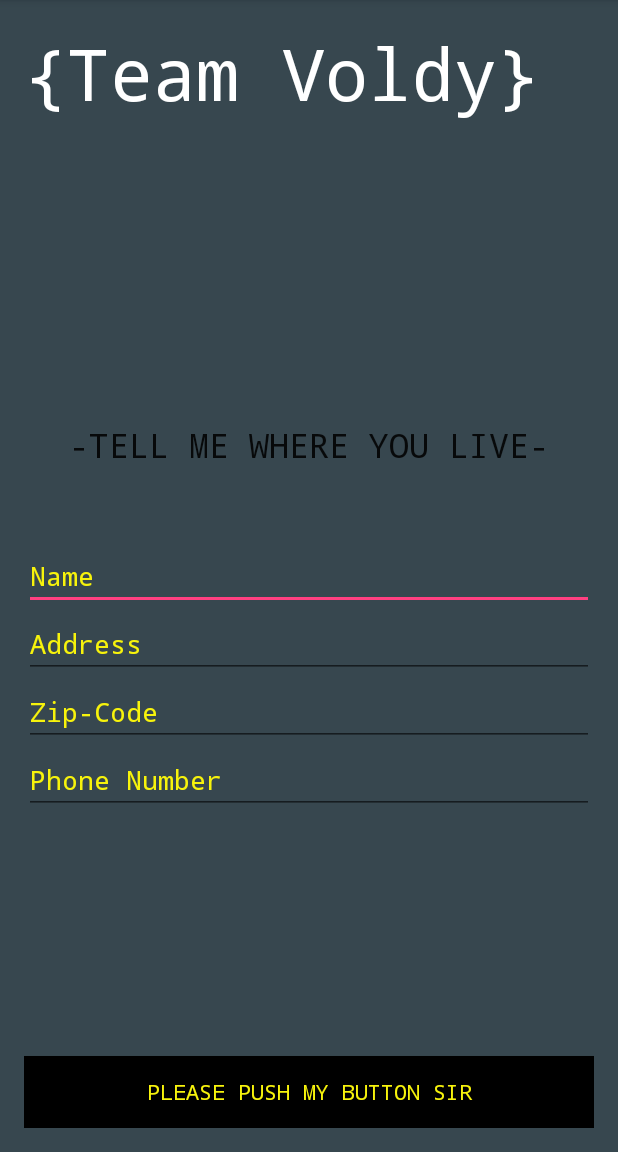
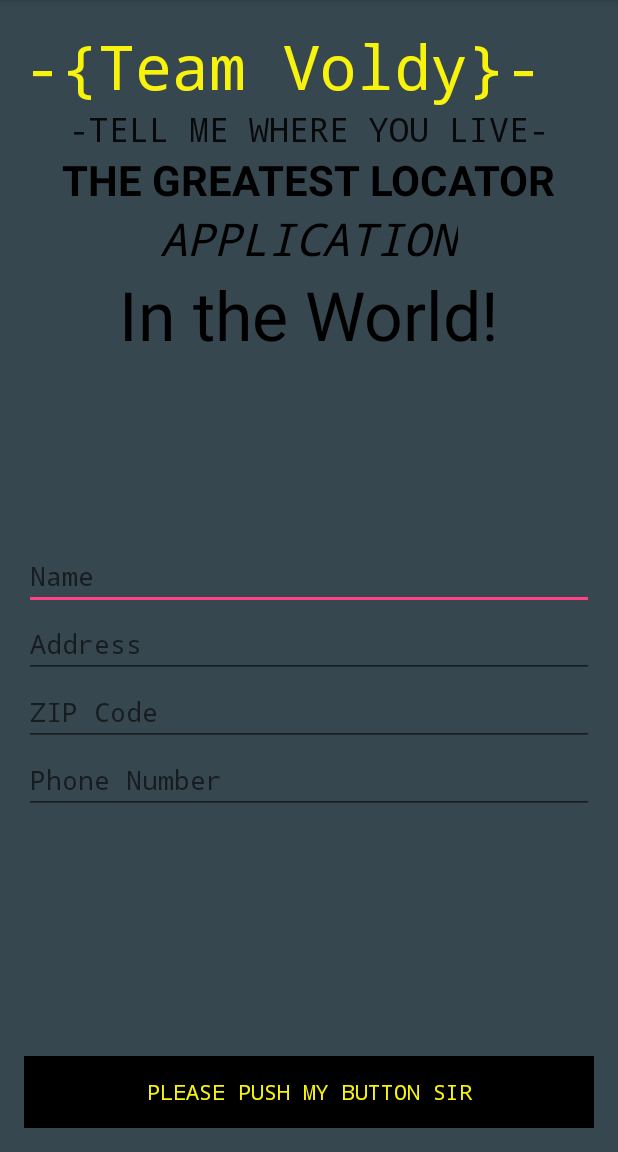
Before and after one commit to deldoyle/TeamVoldemort, an Android app: the screen it shows after launch (MainActivity), on a phone screen of 412 x 824 dp, the part 84-1236 px from its top. Run offline under Robolectric (Android 15) with nearby library versions, the phone set to English and light mode, and no system bars.

Commit message:
New push on 2nd xml file

```diff
--- a/GroupAppOne/app/src/main/res/layout/activity_main.xml
+++ b/GroupAppOne/app/src/main/res/layout/activity_main.xml
@@ -27,13 +27,13 @@
         android:layout_width="match_parent"
         android:layout_height="wrap_content"
         android:id="@+id/editName"
-        android:text="Name"
         android:layout_centerVertical="true"
         android:layout_alignParentLeft="true"
         android:layout_alignParentStart="true"
         android:textColor="#f7f30c"
         android:typeface="monospace"
-        android:visibility="visible"/>
+        android:visibility="visible"
+        android:hint="Name"/>
 
     <EditText
         android:layout_width="match_parent"
@@ -41,33 +41,33 @@
         android:id="@+id/editAddress"
         android:layout_below="@+id/editName"
         android:layout_centerHorizontal="true"
-        android:text="Address"
         android:textColor="#f7f30c"
         android:typeface="monospace"
-        android:visibility="visible"/>
+        android:visibility="visible"
+        android:hint="Address"/>
 
     <EditText
         android:layout_width="match_parent"
         android:layout_height="wrap_content"
         android:id="@+id/editPhone"
-        android:text="Phone Number"
         android:layout_below="@+id/editZip"
         android:layout_alignParentRight="true"
         android:layout_alignParentEnd="true"
         android:textColor="#f7f30c"
         android:typeface="monospace"
-        android:visibility="visible"/>
+        android:visibility="visible"
+        android:hint="Phone Number"/>
 
     <TextView
         android:layout_width="match_parent"
         android:layout_height="wrap_content"
-        android:text="{Team Voldy}"
+        android:text="-{Team Voldy}-"
         android:id="@+id/textView"
         android:layout_alignParentTop="true"
         android:layout_alignRight="@+id/editName"
         android:layout_alignEnd="@+id/editName"
-        android:textSize="48dp"
-        android:textColor="#ffffff"
+        android:textSize="41dp"
+        android:textColor="#f7f30c"
         android:backgroundTint="@color/abc_background_cache_hint_selector_material_dark"
         android:typeface="monospace"/>
 
@@ -77,20 +77,55 @@
         android:id="@+id/editZip"
         android:layout_below="@+id/editAddress"
         android:layout_centerHorizontal="true"
-        android:text="Zip-Code"
         android:textColor="#f7f30c"
         android:typeface="monospace"
-        android:visibility="visible"/>
+        android:visibility="visible"
+        android:hint="ZIP Code"/>
 
     <TextView
         android:layout_width="wrap_content"
         android:layout_height="wrap_content"
         android:textAppearance="?android:attr/textAppearanceLarge"
         android:text="-TELL ME WHERE YOU LIVE-"
+        android:id="@+id/irrTextView"
+        android:typeface="monospace"
+        android:layout_below="@+id/textView"
+        android:layout_centerHorizontal="true"/>
+
+    <TextView
+        android:layout_width="wrap_content"
+        android:layout_height="wrap_content"
+        android:textAppearance="?android:attr/textAppearanceLarge"
+        android:text="THE GREATEST LOCATOR"
         android:id="@+id/textView2"
-        android:layout_above="@+id/editName"
+        android:layout_below="@+id/irrTextView"
         android:layout_centerHorizontal="true"
-        android:layout_marginBottom="50dp"
-        android:typeface="monospace"/>
+        android:textStyle="bold"
+        android:textSize="28dp"
+        android:textColor="#000000"/>
+
+    <TextView
+        android:layout_width="wrap_content"
+        android:layout_height="wrap_content"
+        android:textAppearance="?android:attr/textAppearanceLarge"
+        android:text="APPLICATION"
+        android:id="@+id/textView3"
+        android:layout_below="@+id/textView2"
+        android:layout_centerHorizontal="true"
+        android:typeface="monospace"
+        android:textSize="30dp"
+        android:textStyle="italic"
+        android:textColor="#000000"/>
+
+    <TextView
+        android:layout_width="wrap_content"
+        android:layout_height="wrap_content"
+        android:textAppearance="?android:attr/textAppearanceLarge"
+        android:text="In the World!"
+        android:id="@+id/textView4"
+        android:layout_below="@+id/textView3"
+        android:layout_centerHorizontal="true"
+        android:textSize="45dp"
+        android:textColor="#000000"/>
 
 </RelativeLayout>
--- a/GroupAppOne/app/src/main/res/layout/activity_second.xml
+++ b/GroupAppOne/app/src/main/res/layout/activity_second.xml
@@ -43,7 +43,10 @@
         android:layout_alignParentEnd="true"
         android:textSize="24dp"
         android:typeface="monospace"
-        android:text="Results from Address"/>
+        android:visibility="visible"
+        android:textColorHighlight="#f7f30c"
+        android:textColor="#000000"
+        android:hint="Text From Address"/>
 
     <TextView
         android:layout_width="200dp"
@@ -64,7 +67,10 @@
         android:id="@+id/imageView"
         android:layout_below="@+id/resultsTextView"
         android:layout_centerHorizontal="true"
-        android:layout_marginTop="65dp"
-        android:background="@drawable/voldybettt"/>
+        android:background="@drawable/voldybettt"
+        android:layout_marginTop="56dp"
+        android:layout_marginLeft="10dp"
+        android:layout_marginRight="10dp"
+        android:layout_marginBottom="10dp"/>
 
 </RelativeLayout>
```
